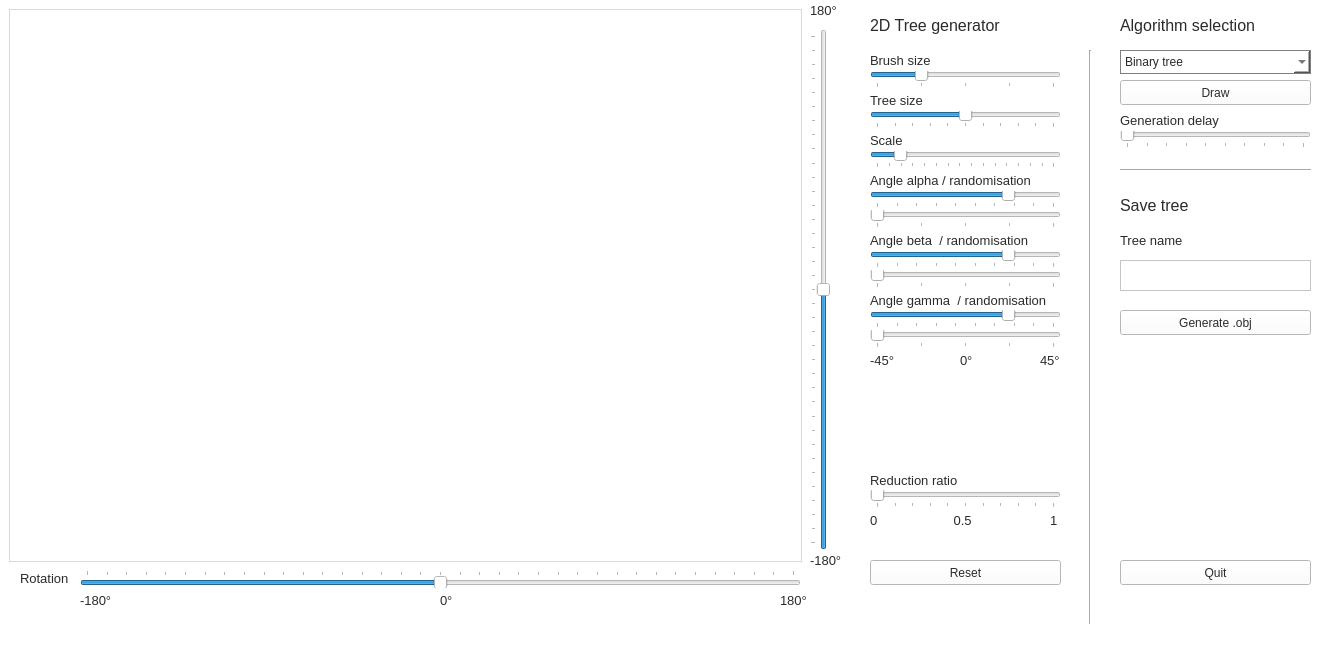
Above: mainwindow.ui from Maxlo24/Projet_Majeure_Arbre_3D before the change. Below: the same form after it.
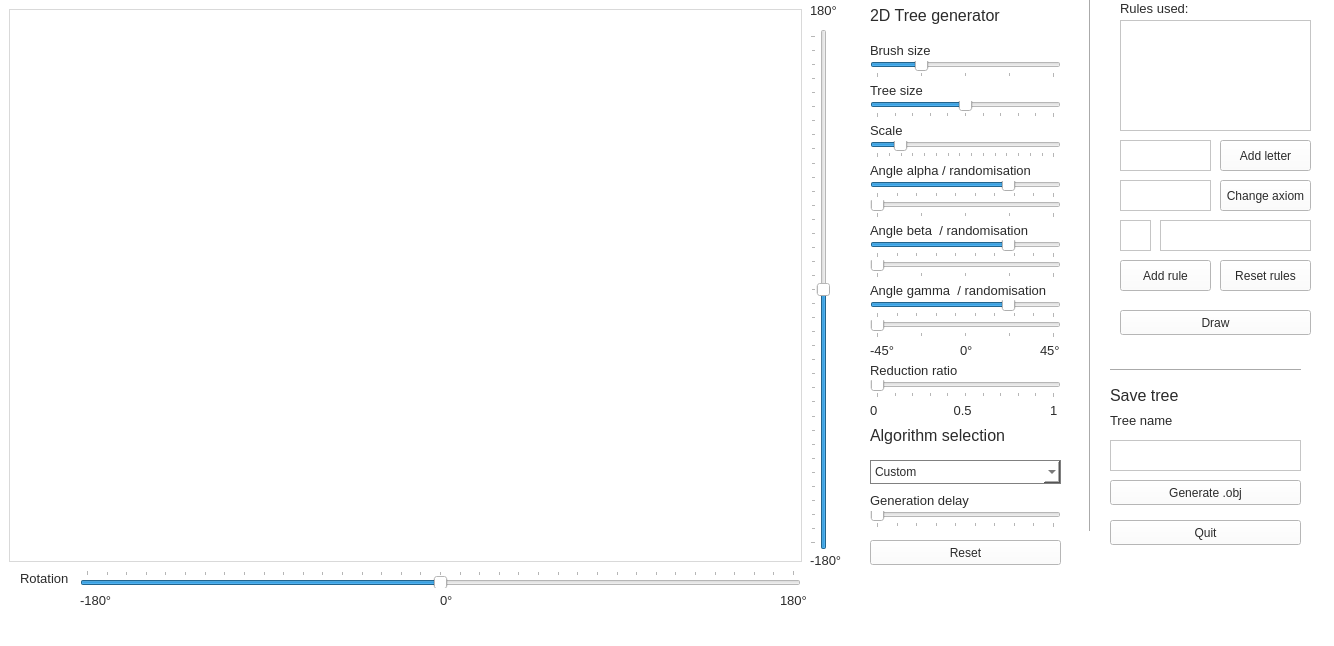
That is the form after the change.

Commit message: custom rule

Diff of the .ui file:
```diff
--- a/mainwindow.ui
+++ b/mainwindow.ui
@@ -24,8 +24,8 @@
    <widget class="QPushButton" name="quitButton">
     <property name="geometry">
      <rect>
-      <x>1120</x>
-      <y>560</y>
+      <x>1110</x>
+      <y>520</y>
       <width>191</width>
       <height>25</height>
      </rect>
@@ -53,8 +53,8 @@
    <widget class="QLabel" name="Partie_Algo">
     <property name="geometry">
      <rect>
-      <x>1120</x>
-      <y>10</y>
+      <x>870</x>
+      <y>420</y>
       <width>181</width>
       <height>31</height>
      </rect>
@@ -72,7 +72,7 @@
     <property name="geometry">
      <rect>
       <x>1120</x>
-      <y>80</y>
+      <y>310</y>
       <width>191</width>
       <height>25</height>
      </rect>
@@ -92,8 +92,8 @@
    <widget class="QComboBox" name="Algo_select">
     <property name="geometry">
      <rect>
-      <x>1120</x>
-      <y>50</y>
+      <x>870</x>
+      <y>460</y>
       <width>191</width>
       <height>24</height>
      </rect>
@@ -101,6 +101,11 @@
     <property name="styleSheet">
      <string notr="true">border: 1px solid grey;</string>
     </property>
+    <item>
+     <property name="text">
+      <string>Custom</string>
+     </property>
+    </item>
     <item>
      <property name="text">
       <string>Binary tree</string>
@@ -166,7 +171,7 @@
     <property name="geometry">
      <rect>
       <x>870</x>
-      <y>10</y>
+      <y>0</y>
       <width>201</width>
       <height>31</height>
      </rect>
@@ -186,8 +191,8 @@
     </property>
     <property name="geometry">
      <rect>
-      <x>1120</x>
-      <y>130</y>
+      <x>870</x>
+      <y>510</y>
       <width>191</width>
       <height>18</height>
      </rect>
@@ -214,8 +219,8 @@
     </property>
     <property name="geometry">
      <rect>
-      <x>1120</x>
-      <y>110</y>
+      <x>870</x>
+      <y>490</y>
       <width>121</width>
       <height>21</height>
      </rect>
@@ -233,7 +238,7 @@
     <property name="geometry">
      <rect>
       <x>870</x>
-      <y>70</y>
+      <y>60</y>
       <width>191</width>
       <height>18</height>
      </rect>
@@ -261,7 +266,7 @@
     <property name="geometry">
      <rect>
       <x>870</x>
-      <y>50</y>
+      <y>40</y>
       <width>121</width>
       <height>21</height>
      </rect>
@@ -279,7 +284,7 @@
     <property name="geometry">
      <rect>
       <x>870</x>
-      <y>560</y>
+      <y>540</y>
       <width>191</width>
       <height>25</height>
      </rect>
@@ -312,7 +317,7 @@
     <property name="geometry">
      <rect>
       <x>870</x>
-      <y>110</y>
+      <y>100</y>
       <width>191</width>
       <height>18</height>
      </rect>
@@ -340,7 +345,7 @@
     <property name="geometry">
      <rect>
       <x>870</x>
-      <y>90</y>
+      <y>80</y>
       <width>121</width>
       <height>21</height>
      </rect>
@@ -358,7 +363,7 @@
     <property name="geometry">
      <rect>
       <x>870</x>
-      <y>150</y>
+      <y>140</y>
       <width>191</width>
       <height>18</height>
      </rect>
@@ -392,7 +397,7 @@
     <property name="geometry">
      <rect>
       <x>870</x>
-      <y>130</y>
+      <y>120</y>
       <width>121</width>
       <height>21</height>
      </rect>
@@ -410,7 +415,7 @@
     <property name="geometry">
      <rect>
       <x>870</x>
-      <y>190</y>
+      <y>180</y>
       <width>191</width>
       <height>18</height>
      </rect>
@@ -447,7 +452,7 @@
     <property name="geometry">
      <rect>
       <x>870</x>
-      <y>170</y>
+      <y>160</y>
       <width>181</width>
       <height>21</height>
      </rect>
@@ -465,7 +470,7 @@
     <property name="geometry">
      <rect>
       <x>1050</x>
-      <y>510</y>
+      <y>400</y>
       <width>21</width>
       <height>21</height>
      </rect>
@@ -483,7 +488,7 @@
     <property name="geometry">
      <rect>
       <x>870</x>
-      <y>470</y>
+      <y>360</y>
       <width>121</width>
       <height>21</height>
      </rect>
@@ -501,7 +506,7 @@
     <property name="geometry">
      <rect>
       <x>870</x>
-      <y>490</y>
+      <y>380</y>
       <width>191</width>
       <height>18</height>
      </rect>
@@ -544,7 +549,7 @@
     <property name="geometry">
      <rect>
       <x>870</x>
-      <y>510</y>
+      <y>400</y>
       <width>31</width>
       <height>21</height>
      </rect>
@@ -562,7 +567,7 @@
     <property name="geometry">
      <rect>
       <x>950</x>
-      <y>510</y>
+      <y>400</y>
       <width>31</width>
       <height>21</height>
      </rect>
@@ -740,8 +745,8 @@
    <widget class="QPushButton" name="generateButton">
     <property name="geometry">
      <rect>
-      <x>1120</x>
-      <y>310</y>
+      <x>1110</x>
+      <y>480</y>
       <width>191</width>
       <height>25</height>
      </rect>
@@ -762,7 +767,7 @@
     <property name="geometry">
      <rect>
       <x>870</x>
-      <y>230</y>
+      <y>220</y>
       <width>171</width>
       <height>21</height>
      </rect>
@@ -780,7 +785,7 @@
     <property name="geometry">
      <rect>
       <x>870</x>
-      <y>250</y>
+      <y>240</y>
       <width>191</width>
       <height>18</height>
      </rect>
@@ -817,7 +822,7 @@
     <property name="geometry">
      <rect>
       <x>1040</x>
-      <y>350</y>
+      <y>340</y>
       <width>31</width>
       <height>21</height>
      </rect>
@@ -835,7 +840,7 @@
     <property name="geometry">
      <rect>
       <x>870</x>
-      <y>350</y>
+      <y>340</y>
       <width>31</width>
       <height>21</height>
      </rect>
@@ -853,7 +858,7 @@
     <property name="geometry">
      <rect>
       <x>870</x>
-      <y>290</y>
+      <y>280</y>
       <width>181</width>
       <height>21</height>
      </rect>
@@ -871,7 +876,7 @@
     <property name="geometry">
      <rect>
       <x>870</x>
-      <y>310</y>
+      <y>300</y>
       <width>191</width>
       <height>18</height>
      </rect>
@@ -911,7 +916,7 @@
     <property name="geometry">
      <rect>
       <x>960</x>
-      <y>350</y>
+      <y>340</y>
       <width>21</width>
       <height>21</height>
      </rect>
@@ -928,8 +933,8 @@
    <widget class="QLabel" name="Partie_Algo_3">
     <property name="geometry">
      <rect>
-      <x>1120</x>
-      <y>190</y>
+      <x>1110</x>
+      <y>380</y>
       <width>181</width>
       <height>31</height>
      </rect>
@@ -947,7 +952,7 @@
     <property name="geometry">
      <rect>
       <x>1080</x>
-      <y>50</y>
+      <y>-50</y>
       <width>20</width>
       <height>581</height>
      </rect>
@@ -962,8 +967,8 @@
     </property>
     <property name="geometry">
      <rect>
-      <x>1120</x>
-      <y>230</y>
+      <x>1110</x>
+      <y>410</y>
       <width>121</width>
       <height>21</height>
      </rect>
@@ -980,18 +985,25 @@
    <widget class="QTextEdit" name="textEdit">
     <property name="geometry">
      <rect>
-      <x>1120</x>
-      <y>260</y>
+      <x>1110</x>
+      <y>440</y>
       <width>191</width>
       <height>31</height>
      </rect>
     </property>
+    <property name="html">
+     <string>&lt;!DOCTYPE HTML PUBLIC &quot;-//W3C//DTD HTML 4.0//EN&quot; &quot;http://www.w3.org/TR/REC-html40/strict.dtd&quot;&gt;
+&lt;html&gt;&lt;head&gt;&lt;meta name=&quot;qrichtext&quot; content=&quot;1&quot; /&gt;&lt;style type=&quot;text/css&quot;&gt;
+p, li { white-space: pre-wrap; }
+&lt;/style&gt;&lt;/head&gt;&lt;body style=&quot; font-family:'MS Shell Dlg 2'; font-size:7.8pt; font-weight:400; font-style:normal;&quot;&gt;
+&lt;p style=&quot;-qt-paragraph-type:empty; margin-top:0px; margin-bottom:0px; margin-left:0px; margin-right:0px; -qt-block-indent:0; text-indent:0px;&quot;&gt;&lt;br /&gt;&lt;/p&gt;&lt;/body&gt;&lt;/html&gt;</string>
+    </property>
    </widget>
    <widget class="Line" name="line_2">
     <property name="geometry">
      <rect>
-      <x>1120</x>
-      <y>160</y>
+      <x>1110</x>
+      <y>360</y>
       <width>191</width>
       <height>21</height>
      </rect>
@@ -1004,7 +1016,7 @@
     <property name="geometry">
      <rect>
       <x>870</x>
-      <y>210</y>
+      <y>200</y>
       <width>191</width>
       <height>18</height>
      </rect>
@@ -1047,7 +1059,7 @@
     <property name="geometry">
      <rect>
       <x>870</x>
-      <y>270</y>
+      <y>260</y>
       <width>191</width>
       <height>18</height>
      </rect>
@@ -1087,7 +1099,7 @@
     <property name="geometry">
      <rect>
       <x>870</x>
-      <y>330</y>
+      <y>320</y>
       <width>191</width>
       <height>18</height>
      </rect>
@@ -1123,6 +1135,164 @@
      <number>10</number>
     </property>
    </widget>
+   <widget class="QPlainTextEdit" name="ruleDescription">
+    <property name="enabled">
+     <bool>true</bool>
+    </property>
+    <property name="geometry">
+     <rect>
+      <x>1120</x>
+      <y>20</y>
+      <width>191</width>
+      <height>111</height>
+     </rect>
+    </property>
+    <property name="sizePolicy">
+     <sizepolicy hsizetype="Expanding" vsizetype="Expanding">
+      <horstretch>0</horstretch>
+      <verstretch>0</verstretch>
+     </sizepolicy>
+    </property>
+    <property name="readOnly">
+     <bool>true</bool>
+    </property>
+   </widget>
+   <widget class="QLabel" name="label">
+    <property name="geometry">
+     <rect>
+      <x>1120</x>
+      <y>0</y>
+      <width>71</width>
+      <height>16</height>
+     </rect>
+    </property>
+    <property name="font">
+     <font>
+      <pointsize>10</pointsize>
+     </font>
+    </property>
+    <property name="text">
+     <string>Rules used:</string>
+    </property>
+   </widget>
+   <widget class="QPlainTextEdit" name="addLettert">
+    <property name="geometry">
+     <rect>
+      <x>1120</x>
+      <y>140</y>
+      <width>91</width>
+      <height>31</height>
+     </rect>
+    </property>
+   </widget>
+   <widget class="QPushButton" name="addLetter">
+    <property name="geometry">
+     <rect>
+      <x>1220</x>
+      <y>140</y>
+      <width>91</width>
+      <height>31</height>
+     </rect>
+    </property>
+    <property name="styleSheet">
+     <string notr="true">QPushButton{border: 1px solid grey;}
+QPushButton::pressed{border: 1px solid blue;color: blue;};
+</string>
+    </property>
+    <property name="text">
+     <string>Add letter</string>
+    </property>
+   </widget>
+   <widget class="QPlainTextEdit" name="letter_rulet">
+    <property name="geometry">
+     <rect>
+      <x>1120</x>
+      <y>220</y>
+      <width>31</width>
+      <height>31</height>
+     </rect>
+    </property>
+    <property name="plainText">
+     <string/>
+    </property>
+   </widget>
+   <widget class="QPushButton" name="addRule">
+    <property name="geometry">
+     <rect>
+      <x>1120</x>
+      <y>260</y>
+      <width>91</width>
+      <height>31</height>
+     </rect>
+    </property>
+    <property name="styleSheet">
+     <string notr="true">QPushButton{border: 1px solid grey;}
+QPushButton::pressed{border: 1px solid blue;color: blue;};
+</string>
+    </property>
+    <property name="text">
+     <string>Add rule</string>
+    </property>
+   </widget>
+   <widget class="QPushButton" name="resetRule">
+    <property name="geometry">
+     <rect>
+      <x>1220</x>
+      <y>260</y>
+      <width>91</width>
+      <height>31</height>
+     </rect>
+    </property>
+    <property name="styleSheet">
+     <string notr="true">QPushButton{border: 1px solid grey;}
+QPushButton::pressed{border: 1px solid blue;color: blue;};
+</string>
+    </property>
+    <property name="text">
+     <string>Reset rules</string>
+    </property>
+   </widget>
+   <widget class="QPlainTextEdit" name="rulet">
+    <property name="geometry">
+     <rect>
+      <x>1160</x>
+      <y>220</y>
+      <width>151</width>
+      <height>31</height>
+     </rect>
+    </property>
+    <property name="plainText">
+     <string/>
+    </property>
+   </widget>
+   <widget class="QPlainTextEdit" name="axiom">
+    <property name="geometry">
+     <rect>
+      <x>1120</x>
+      <y>180</y>
+      <width>91</width>
+      <height>31</height>
+     </rect>
+    </property>
+   </widget>
+   <widget class="QPushButton" name="changeAxiom">
+    <property name="geometry">
+     <rect>
+      <x>1220</x>
+      <y>180</y>
+      <width>91</width>
+      <height>31</height>
+     </rect>
+    </property>
+    <property name="styleSheet">
+     <string notr="true">QPushButton{border: 1px solid grey;}
+QPushButton::pressed{border: 1px solid blue;color: blue;};
+</string>
+    </property>
+    <property name="text">
+     <string>Change axiom</string>
+    </property>
+   </widget>
    <zorder>verticalFrame_2</zorder>
    <zorder>quitButton</zorder>
    <zorder>verticalLayoutWidget</zorder>
```
Left out of the diff: 10 changed lines with no effect on the pictures. The commit also changes 10 other files.
